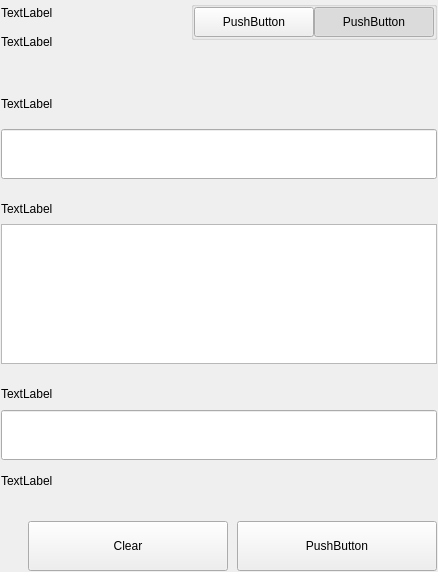
First picture: the form in src/qt/vitae/settings/forms/settingssignmessagewidgets.ui, repository VitaeTeam/Vitae, before the edit.
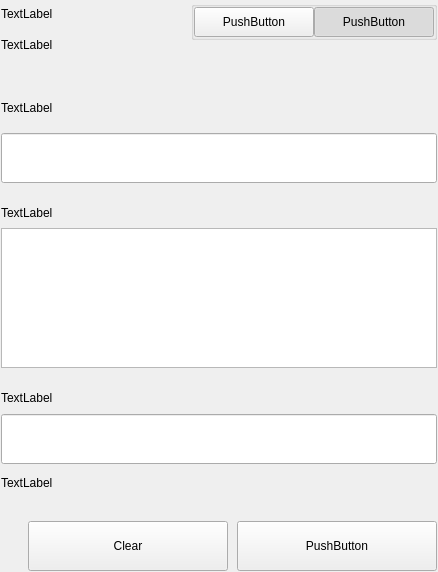
Second picture: the form after the edit.

Commit message: [GUI] settings tools sign/verify completed.

Diff of the .ui file:
```diff
--- a/src/qt/vitae/settings/forms/settingssignmessagewidgets.ui
+++ b/src/qt/vitae/settings/forms/settingssignmessagewidgets.ui
@@ -91,11 +91,16 @@
              </item>
             </layout>
            </item>
-           <item alignment="Qt::AlignRight">
+           <item alignment="Qt::AlignRight|Qt::AlignTop">
             <widget class="QWidget" name="containerSwitch" native="true">
+             <property name="styleSheet">
+              <string notr="true">#containerSwitch{
+	padding-top:9px;
+}</string>
+             </property>
              <layout class="QVBoxLayout" name="verticalLayout_6">
               <property name="spacing">
-               <number>0</number>
+               <number>4</number>
               </property>
               <property name="leftMargin">
                <number>0</number>
```
The commit also changes 3 other files.
